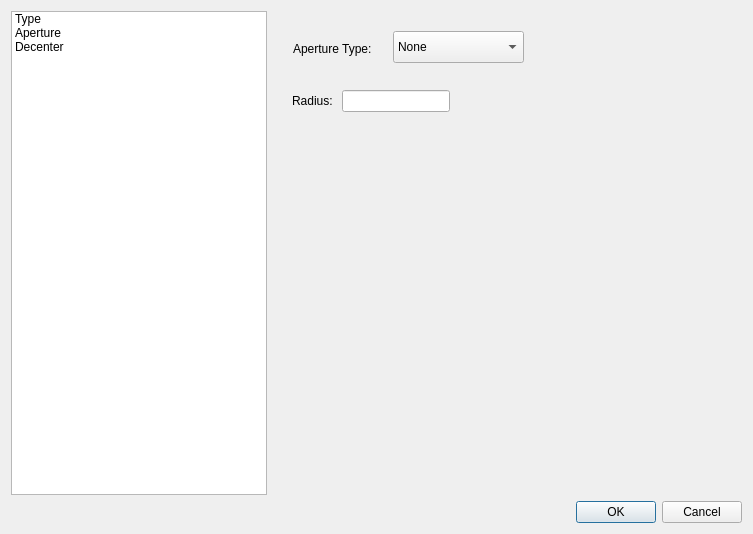
heterophyllus/Geopter, file geopter/gui/surface_property_dialog.ui: the form before one commit.
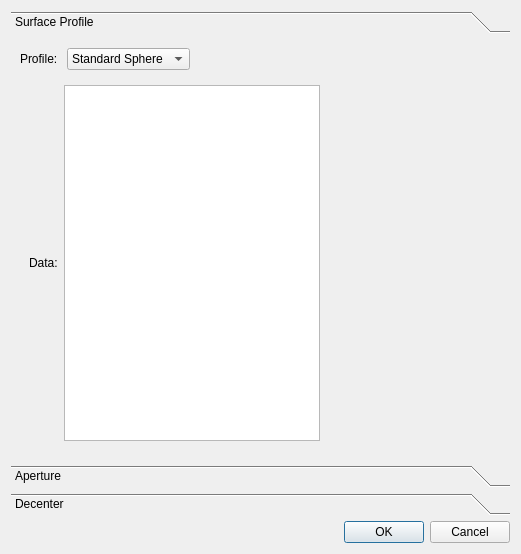
The form after the commit. The open tabs and pages were chosen to show the change.

The edit to the form file:
```diff
--- a/geopter/gui/surface_property_dialog.ui
+++ b/geopter/gui/surface_property_dialog.ui
@@ -6,69 +6,60 @@
    <rect>
     <x>0</x>
     <y>0</y>
-    <width>753</width>
-    <height>534</height>
+    <width>521</width>
+    <height>554</height>
    </rect>
   </property>
   <property name="windowTitle">
    <string>Dialog</string>
   </property>
   <layout class="QGridLayout" name="gridLayout">
-   <item row="0" column="0">
-    <widget class="QListWidget" name="listSurfaceProperty">
-     <property name="sizePolicy">
-      <sizepolicy hsizetype="Minimum" vsizetype="Preferred">
-       <horstretch>0</horstretch>
-       <verstretch>0</verstretch>
-      </sizepolicy>
+   <item row="1" column="0">
+    <widget class="QDialogButtonBox" name="buttonBox">
+     <property name="orientation">
+      <enum>Qt::Horizontal</enum>
      </property>
-     <property name="maximumSize">
-      <size>
-       <width>500</width>
-       <height>16777215</height>
-      </size>
+     <property name="standardButtons">
+      <set>QDialogButtonBox::Cancel|QDialogButtonBox::Ok</set>
      </property>
-     <item>
-      <property name="text">
-       <string>Type</string>
-      </property>
-     </item>
-     <item>
-      <property name="text">
-       <string>Aperture</string>
-      </property>
-     </item>
-     <item>
-      <property name="text">
-       <string>Decenter</string>
-      </property>
-     </item>
     </widget>
    </item>
-   <item row="0" column="1">
-    <widget class="QStackedWidget" name="stackSurfaceProperty">
-     <property name="sizePolicy">
-      <sizepolicy hsizetype="Preferred" vsizetype="Preferred">
-       <horstretch>0</horstretch>
-       <verstretch>0</verstretch>
-      </sizepolicy>
-     </property>
+   <item row="0" column="0">
+    <widget class="QToolBox" name="toolBox">
      <property name="currentIndex">
       <number>0</number>
      </property>
-     <widget class="QWidget" name="page_Type">
-      <widget class="QComboBox" name="comboSurfaceType">
+     <widget class="QWidget" name="surfaceProfilePage">
        <property name="geometry">
         <rect>
-         <x>160</x>
-         <y>20</y>
-         <width>161</width>
-         <height>31</height>
-        </rect>
-       </property>
+        <x>0</x>
+        <y>0</y>
+        <width>497</width>
+        <height>388</height>
+       </rect>
+      </property>
+      <attribute name="label">
+       <string>Surface Profile</string>
+      </attribute>
+      <layout class="QGridLayout" name="gridLayout_2">
+       <item row="0" column="0">
+        <widget class="QLabel" name="surfaceProfileLabel">
+         <property name="text">
+          <string>Profile: </string>
+         </property>
+        </widget>
+       </item>
+       <item row="0" column="1">
+        <widget class="QComboBox" name="surfaceProfileTypeCombo">
+         <property name="sizePolicy">
+          <sizepolicy hsizetype="Fixed" vsizetype="Fixed">
+           <horstretch>0</horstretch>
+           <verstretch>0</verstretch>
+          </sizepolicy>
+         </property>
        <item>
         <property name="text">
-         <string>Sphere</string>
+           <string>Standard Sphere</string>
         </property>
        </item>
        <item>
@@ -77,88 +68,56 @@
         </property>
        </item>
       </widget>
-      <widget class="QLabel" name="label">
-       <property name="geometry">
-        <rect>
-         <x>40</x>
-         <y>30</y>
-         <width>101</width>
-         <height>16</height>
-        </rect>
-       </property>
-       <property name="text">
-        <string>Surface Profile: </string>
-       </property>
-      </widget>
-      <widget class="QTableWidget" name="tableProfileData">
-       <property name="geometry">
-        <rect>
-         <x>140</x>
-         <y>70</y>
-         <width>191</width>
-         <height>351</height>
-        </rect>
-       </property>
-      </widget>
-     </widget>
-     <widget class="QWidget" name="page_Aperture">
+       </item>
+       <item row="0" column="2">
+        <spacer name="horizontalSpacer_2">
+         <property name="orientation">
+          <enum>Qt::Horizontal</enum>
+         </property>
+         <property name="sizeHint" stdset="0">
+          <size>
+           <width>40</width>
+           <height>20</height>
+          </size>
+         </property>
+        </spacer>
+       </item>
+       <item row="1" column="0" colspan="3">
+        <widget class="QStackedWidget" name="surfaceProfileStack">
+         <property name="currentIndex">
+          <number>1</number>
+         </property>
+         <widget class="QWidget" name="sphericalPage">
+          <layout class="QGridLayout" name="gridLayout_3">
+           <item row="0" column="1">
+            <widget class="QLineEdit" name="sphericalRadiusEdit">
+             <property name="sizePolicy">
+              <sizepolicy hsizetype="Minimum" vsizetype="Fixed">
+               <horstretch>0</horstretch>
+               <verstretch>0</verstretch>
+              </sizepolicy>
+             </property>
+            </widget>
+           </item>
+           <item row="0" column="0">
       <widget class="QLabel" name="label_2">
-       <property name="geometry">
-        <rect>
-         <x>20</x>
-         <y>30</y>
-         <width>101</width>
-         <height>16</height>
-        </rect>
-       </property>
        <property name="text">
-        <string>Aperture Type: </string>
-       </property>
-      </widget>
-      <widget class="QComboBox" name="comboApertureType">
-       <property name="geometry">
-        <rect>
-         <x>120</x>
-         <y>20</y>
-         <width>131</width>
-         <height>32</height>
-        </rect>
-       </property>
-       <item>
-        <property name="text">
-         <string>None</string>
-        </property>
-       </item>
-       <item>
-        <property name="text">
-         <string>Circular</string>
-        </property>
-       </item>
-      </widget>
-      <widget class="QStackedWidget" name="stackApertureType">
-       <property name="geometry">
-        <rect>
-         <x>10</x>
-         <y>70</y>
-         <width>441</width>
-         <height>391</height>
-        </rect>
-       </property>
-       <property name="currentIndex">
-        <number>0</number>
-       </property>
-       <widget class="QWidget" name="page_None"/>
-       <widget class="QWidget" name="page_Circular">
-        <layout class="QGridLayout" name="gridLayout_2">
-         <item row="0" column="1">
-          <widget class="QLineEdit" name="editCircularRadius">
-           <property name="sizePolicy">
-            <sizepolicy hsizetype="Fixed" vsizetype="Fixed">
-             <horstretch>0</horstretch>
-             <verstretch>0</verstretch>
-            </sizepolicy>
-           </property>
-          </widget>
+              <string>Radius:</string>
+             </property>
+            </widget>
+           </item>
+           <item row="1" column="0" colspan="2">
+            <spacer name="verticalSpacer">
+             <property name="orientation">
+              <enum>Qt::Vertical</enum>
+             </property>
+             <property name="sizeHint" stdset="0">
+              <size>
+               <width>20</width>
+               <height>40</height>
+              </size>
+             </property>
+            </spacer>
          </item>
          <item row="0" column="2">
           <spacer name="horizontalSpacer">
@@ -173,15 +132,109 @@
            </property>
           </spacer>
          </item>
+          </layout>
+         </widget>
+         <widget class="QWidget" name="evenAspherePage">
+          <layout class="QGridLayout" name="gridLayout_5">
+           <item row="0" column="0">
+            <widget class="QLabel" name="label">
+             <property name="text">
+              <string>Data:</string>
+             </property>
+            </widget>
+           </item>
+           <item row="0" column="1">
+            <widget class="QTableWidget" name="evenAsphereDataTable"/>
+           </item>
+           <item row="0" column="2">
+            <spacer name="horizontalSpacer_3">
+             <property name="orientation">
+              <enum>Qt::Horizontal</enum>
+             </property>
+             <property name="sizeHint" stdset="0">
+              <size>
+               <width>40</width>
+               <height>20</height>
+              </size>
+             </property>
+            </spacer>
+           </item>
+          </layout>
+         </widget>
+        </widget>
+       </item>
+      </layout>
+     </widget>
+     <widget class="QWidget" name="aperturePage">
+      <property name="geometry">
+       <rect>
+        <x>0</x>
+        <y>0</y>
+        <width>497</width>
+        <height>388</height>
+       </rect>
+      </property>
+      <attribute name="label">
+       <string>Aperture</string>
+      </attribute>
+      <layout class="QGridLayout" name="gridLayout_4">
          <item row="0" column="0">
           <widget class="QLabel" name="label_3">
            <property name="text">
-            <string>Radius: </string>
+          <string>Type:</string>
            </property>
           </widget>
          </item>
-         <item row="1" column="1">
-          <spacer name="verticalSpacer">
+       <item row="0" column="1">
+        <widget class="QComboBox" name="apertureTypeCombo">
+         <property name="sizePolicy">
+          <sizepolicy hsizetype="Fixed" vsizetype="Fixed">
+           <horstretch>0</horstretch>
+           <verstretch>0</verstretch>
+          </sizepolicy>
+         </property>
+         <item>
+          <property name="text">
+           <string>None</string>
+          </property>
+         </item>
+         <item>
+          <property name="text">
+           <string>Circular</string>
+          </property>
+         </item>
+        </widget>
+       </item>
+       <item row="0" column="2">
+        <spacer name="horizontalSpacer_5">
+         <property name="orientation">
+          <enum>Qt::Horizontal</enum>
+         </property>
+         <property name="sizeHint" stdset="0">
+          <size>
+           <width>40</width>
+           <height>20</height>
+          </size>
+         </property>
+        </spacer>
+       </item>
+       <item row="1" column="0" colspan="3">
+        <widget class="QStackedWidget" name="apertureStack">
+         <property name="currentIndex">
+          <number>1</number>
+         </property>
+         <widget class="QWidget" name="apertureNonePage"/>
+         <widget class="QWidget" name="apertureCircularPage">
+          <layout class="QGridLayout" name="gridLayout_6">
+           <item row="0" column="0">
+            <widget class="QLabel" name="label_4">
+             <property name="text">
+              <string>Radius:</string>
+             </property>
+            </widget>
+           </item>
+           <item row="1" column="0" colspan="2">
+            <spacer name="verticalSpacer_2">
            <property name="orientation">
             <enum>Qt::Vertical</enum>
            </property>
@@ -193,21 +246,53 @@
            </property>
           </spacer>
          </item>
-        </layout>
-       </widget>
-      </widget>
-     </widget>
-     <widget class="QWidget" name="page_Decenter"/>
-    </widget>
-   </item>
-   <item row="1" column="0" colspan="2">
-    <widget class="QDialogButtonBox" name="buttonBox">
+           <item row="0" column="1">
+            <widget class="QLineEdit" name="circularRadiusEdit">
+             <property name="sizePolicy">
+              <sizepolicy hsizetype="Fixed" vsizetype="Fixed">
+               <horstretch>0</horstretch>
+               <verstretch>0</verstretch>
+              </sizepolicy>
+             </property>
+            </widget>
+           </item>
+           <item row="0" column="2">
+            <spacer name="horizontalSpacer_4">
      <property name="orientation">
       <enum>Qt::Horizontal</enum>
      </property>
-     <property name="standardButtons">
-      <set>QDialogButtonBox::Cancel|QDialogButtonBox::Ok</set>
-     </property>
+             <property name="sizeHint" stdset="0">
+              <size>
+               <width>40</width>
+               <height>20</height>
+              </size>
+             </property>
+            </spacer>
+           </item>
+          </layout>
+         </widget>
+        </widget>
+       </item>
+      </layout>
+     </widget>
+     <widget class="QWidget" name="decenterPage">
+      <attribute name="label">
+       <string>Decenter</string>
+      </attribute>
+      <widget class="QLabel" name="label_5">
+       <property name="geometry">
+        <rect>
+         <x>130</x>
+         <y>40</y>
+         <width>151</width>
+         <height>16</height>
+        </rect>
+       </property>
+       <property name="text">
+        <string>Not implemented</string>
+       </property>
+      </widget>
+     </widget>
     </widget>
    </item>
   </layout>
```
Lines whose indentation alone changed are shown as unchanged.
